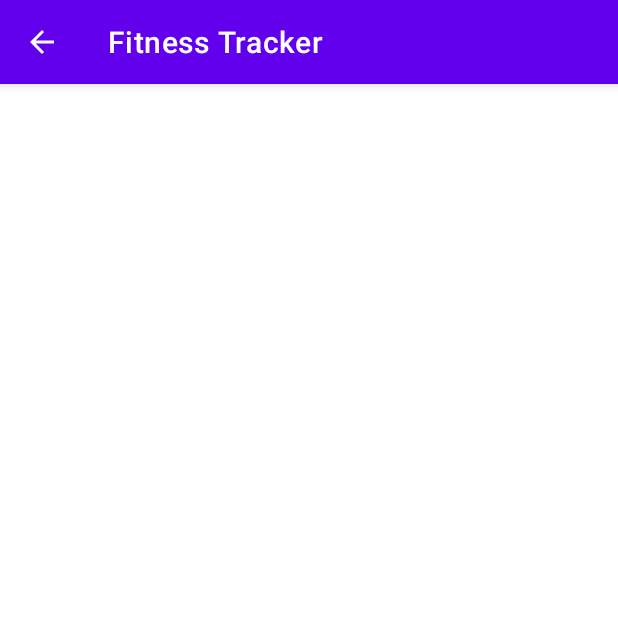
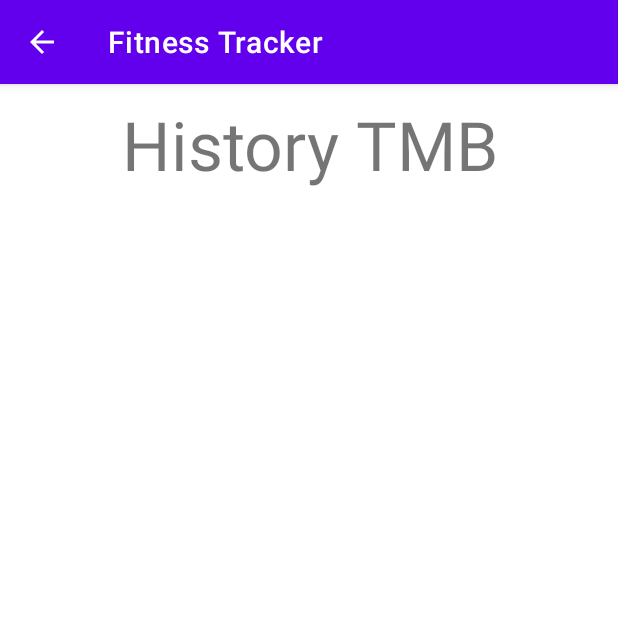
Before and after one commit to fillipe-miguel/Fitness_Tracker_App1, an Android app: the screen it shows after launch (ListCalcActivity), after a tap on "History TMB", on a phone screen of 412 x 824 dp, the top half of it. Run offline under Robolectric (Android 15) with nearby library versions, the phone set to English and light mode, and no system bars; our stand-ins replace Room's generated code.

```diff
--- a/app/src/main/java/br/com/example/fitnesstracker/ListCalcActivity.kt
+++ b/app/src/main/java/br/com/example/fitnesstracker/ListCalcActivity.kt
@@ -22,6 +22,7 @@ class ListCalcActivity : AppCompatActivity(), OnListClickListener {
 	private lateinit var adapter: MainAdapter
 	private lateinit var result: MutableList<Calc>
 	private lateinit var rvListCalc: RecyclerView
+	private lateinit var title: TextView
 
 	@SuppressLint("NotifyDataSetChanged")
 	override fun onCreate(savedInstanceState: Bundle?) {
@@ -36,9 +37,17 @@ class ListCalcActivity : AppCompatActivity(), OnListClickListener {
 
 		rvListCalc = findViewById(R.id.rv_list_calc)
 
+		title = findViewById(R.id.list_title)
+
 
 		rvListCalc.layoutManager = LinearLayoutManager(this)
 		rvListCalc.adapter = adapter
+
+		when (type) {
+			"imc" -> title.text = getString(R.string.label_history_imc)
+			"tmb" -> title.text = getString(R.string.label_history_tmb)
+			else -> throw IllegalStateException("Type not found!")
+		}
 
 
 		Thread {
@@ -68,7 +77,7 @@ class ListCalcActivity : AppCompatActivity(), OnListClickListener {
 					// Passando para o banco !
 					val response = dao.deleteById(id = calc.id)
 
-					if(response > 0) {
+					if (response > 0) {
 						runOnUiThread {
 							result.removeAt(position)
 							adapter.notifyItemRemoved(position)
@@ -120,7 +129,7 @@ class ListCalcActivity : AppCompatActivity(), OnListClickListener {
 				tvDate.text = date
 				tvResult.text = getString(R.string.tmb_res, calcCurrent.res)
 
-				view.setOnLongClickListener{
+				view.setOnLongClickListener {
 					listener.onLongClick(adapterPosition, calcCurrent)
 					true
 				}
@@ -131,4 +140,4 @@ class ListCalcActivity : AppCompatActivity(), OnListClickListener {
 	}
 
 
-	}
+}
--- a/app/src/main/res/layout/activity_list_calc.xml
+++ b/app/src/main/res/layout/activity_list_calc.xml
@@ -6,11 +6,23 @@
     android:layout_height="match_parent"
     tools:context=".ListCalcActivity">
 
+    <TextView
+        android:id="@+id/list_title"
+        android:layout_width="match_parent"
+        android:layout_height="wrap_content"
+        android:gravity="center"
+        android:textSize="45sp"
+        android:layout_marginTop="10dp"
+        app:layout_constraintEnd_toEndOf="parent"
+        app:layout_constraintStart_toStartOf="parent"
+        app:layout_constraintTop_toTopOf="parent" />
+
     <androidx.recyclerview.widget.RecyclerView
         android:id="@+id/rv_list_calc"
         android:layout_width="match_parent"
-        android:layout_height="match_parent">
+        android:layout_height="wrap_content"
+        android:layout_marginTop="20dp"
+        app:layout_constraintTop_toBottomOf="@+id/list_title"
+        tools:layout_editor_absoluteX="0dp"/>
 
-
-    </androidx.recyclerview.widget.RecyclerView>
 </androidx.constraintlayout.widget.ConstraintLayout>
```
